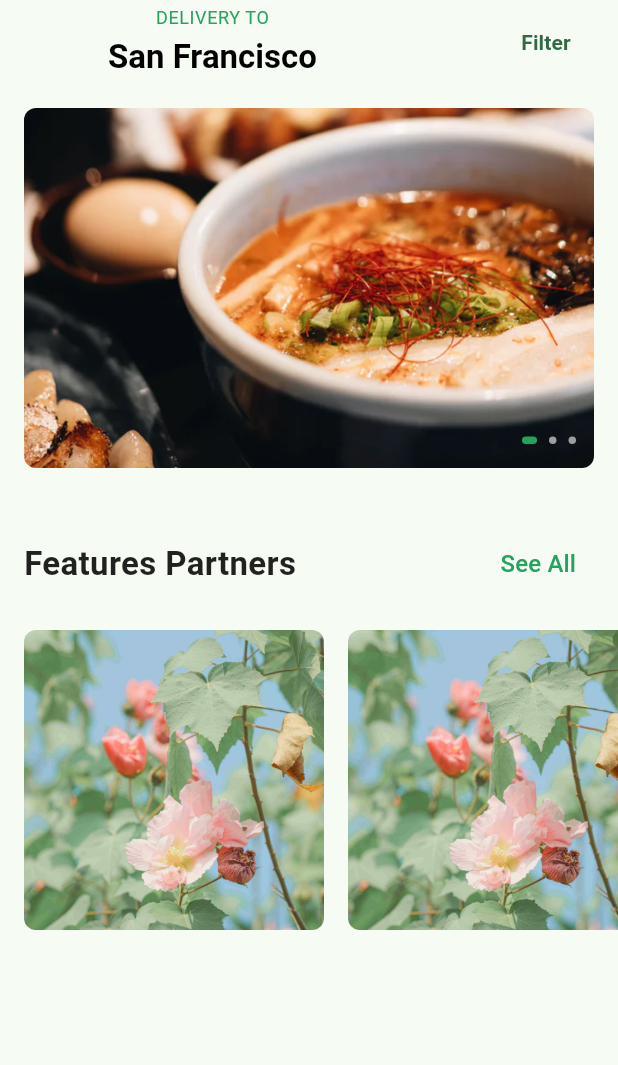
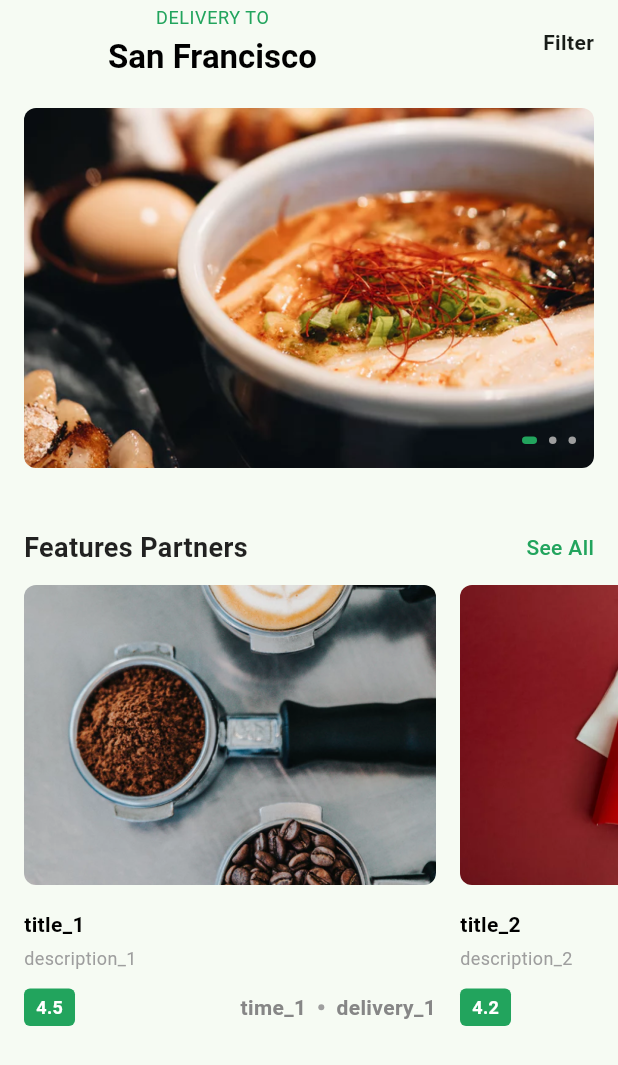
Before and after one commit to tuyen1204/Ziichat_INTERN, a Flutter app: the screen it shows after launch, on a phone screen of 412 x 824 dp. Shown: the top 1065 px of the screen. Run offline on Flutter 3.47's test engine with Material 3 defaults, Android fonts, the phone set to English and light mode, and no system bars; our stand-ins replace flutter_svg.

Commit message:
feat: refactor ItemCard

```diff
--- a/Flutter/foodly_ui_intern/lib/components/title_section.dart
+++ b/Flutter/foodly_ui_intern/lib/components/title_section.dart
@@ -25,16 +25,16 @@ class TitleSection extends StatelessWidget {
               Text(
                 title,
                 style: TextStyle(
-                    fontSize: 22,
+                    fontSize: 18,
                     fontWeight: FontWeight.w700,
                     color: Colors.black87),
               ),
-              TextButton(
-                onPressed: () {},
+              GestureDetector(
+                onTap: onPressAction,
                 child: Text(
                   actionTitle,
                   style: TextStyle(
-                      fontSize: 16,
+                      fontSize: 14,
                       color: primaryColor,
                       fontWeight: FontWeight.w500),
                 ),
--- a/Flutter/foodly_ui_intern/lib/screens/home/home_screen.dart
+++ b/Flutter/foodly_ui_intern/lib/screens/home/home_screen.dart
@@ -2,6 +2,24 @@ import 'package:flutter/material.dart';
 import 'package:foodly_ui_intern/components/dot_navigation.dart';
 import 'package:foodly_ui_intern/components/title_section.dart';
 import 'package:foodly_ui_intern/constants.dart';
+
+class ItemCard {
+  final String url;
+  final String title;
+  final String description;
+  final String time;
+  final String delivery;
+  final double rating;
+
+  ItemCard({
+    required this.url,
+    required this.title,
+    required this.description,
+    required this.time,
+    required this.delivery,
+    required this.rating,
+  });
+}
 
 class HomeScreen extends StatefulWidget {
   const HomeScreen({super.key});
@@ -36,8 +54,8 @@ class _HomeScreenState extends State<HomeScreen> {
           Padding(
             padding:
                 const EdgeInsets.only(top: 8, left: 8, right: 16, bottom: 8),
-            child: TextButton(
-                onPressed: () {},
+            child: GestureDetector(
+                onTap: () {},
                 child: Text(
                   "Filter",
                   style: TextStyle(fontWeight: FontWeight.w600),
@@ -59,11 +77,8 @@ class _HomeScreenState extends State<HomeScreen> {
                     height: 240,
                     child: PageView.builder(
                       itemCount: dataBigCard.length,
-                      itemBuilder: (context, index) => Center(
-                        child: BigCard(
-                          image: dataBigCard[index],
-                        ),
-                      ),
+                      itemBuilder: (context, index) =>
+                          _buildBigCard(image: dataBigCard[index]),
                       onPageChanged: (value) => setState(() {
                         currentPage = value;
                       }),
@@ -87,7 +102,7 @@ class _HomeScreenState extends State<HomeScreen> {
             ),
             SizedBox(height: spacingSection),
             Column(
-              spacing: 20,
+              spacing: 12,
               children: [
                 TitleSection(
                   title: "Features Partners",
@@ -95,26 +110,15 @@ class _HomeScreenState extends State<HomeScreen> {
                   onPressAction: () {},
                 ),
                 SizedBox(
-                  height: 260,
+                  width: double.infinity,
+                  height: 360,
                   child: ListView.builder(
                     scrollDirection: Axis.horizontal,
-                    itemCount: 5,
-                    itemBuilder: (context, index) => Padding(
-                      padding: const EdgeInsets.only(left: defaultPadding),
-                      child: Column(
-                        children: [
-                          ClipRRect(
-                            borderRadius: BorderRadius.circular(8.0),
-                            child: Image.asset(
-                              'assets/images/image-1.jpg',
-                              height: 200,
-                              width: 200,
-                              fit: BoxFit.cover,
-                            ),
-                          ),
-                        ],
-                      ),
-                    ),
+                    itemCount: dataMediumCard.length,
+                    itemBuilder: (context, index) => _buildMediumCard(
+                        index: index,
+                        itemCard: dataMediumCard[index],
+                        length: dataMediumCard.length),
                   ),
                 ),
               ],
@@ -124,18 +128,101 @@ class _HomeScreenState extends State<HomeScreen> {
       )),
     );
   }
-}
 
-class BigCard extends StatelessWidget {
-  const BigCard({
-    super.key,
-    required this.image,
-  });
+  Padding _buildMediumCard(
+      {required int index, required ItemCard itemCard, required int length}) {
+    return Padding(
+      padding: EdgeInsets.only(
+        left: defaultPadding,
+        right: (length - 1) == index ? defaultPadding : 0,
+      ),
+      child: ConstrainedBox(
+        constraints:
+            BoxConstraints(maxWidth: MediaQuery.of(context).size.width / 1.5),
+        child: Column(
+          crossAxisAlignment: CrossAxisAlignment.start,
+          children: [
+            ClipRRect(
+              borderRadius: BorderRadius.circular(8.0),
+              child: Image.asset(
+                itemCard.url,
+                height: 200,
+                width: double.infinity,
+                fit: BoxFit.cover,
+              ),
+            ),
+            SizedBox(height: 16),
+            Text(
+              itemCard.title,
+              maxLines: 1,
+              overflow: TextOverflow.ellipsis,
+              style: TextStyle(
+                  fontSize: 14,
+                  fontWeight: FontWeight.w600,
+                  color: Colors.black),
+            ),
+            SizedBox(height: 4),
+            Text(
+              itemCard.description,
+              maxLines: 1,
+              overflow: TextOverflow.ellipsis,
+              style: TextStyle(
+                color: Colors.grey,
+                fontWeight: FontWeight.w400,
+                fontSize: 12,
+              ),
+            ),
+            SizedBox(height: 12),
+            Row(
+              spacing: 12,
+              mainAxisAlignment: MainAxisAlignment.spaceBetween,
+              children: [
+                Container(
+                  padding: const EdgeInsetsDirectional.symmetric(
+                      horizontal: 8, vertical: 4),
+                  decoration: BoxDecoration(
+                      color: primaryColor,
+                      borderRadius: BorderRadius.circular(4)),
+                  child: Text(
+                    itemCard.rating.toString(),
+                    style: TextStyle(
+                        color: Colors.white,
+                        fontSize: 12,
+                        fontWeight: FontWeight.w600),
+                  ),
+                ),
+                Row(
+                  spacing: 8,
+                  children: [
+                    Text(
+                      itemCard.time,
+                      style:
+                          TextStyle(fontSize: 14, fontWeight: FontWeight.w700),
+                    ),
+                    Container(
+                      height: 4,
+                      width: 4,
+                      decoration: BoxDecoration(
+                        color: Colors.grey,
+                        shape: BoxShape.circle,
+                      ),
+                    ),
+                    Text(
+                      itemCard.delivery,
+                      style:
+                          TextStyle(fontSize: 14, fontWeight: FontWeight.w700),
+                    ),
+                  ],
+                )
+              ],
+            )
+          ],
+        ),
+      ),
+    );
+  }
 
-  final String image;
-
-  @override
-  Widget build(BuildContext context) {
+  Container _buildBigCard({required String image}) {
     return Container(
       padding: const EdgeInsets.symmetric(horizontal: 0),
       child: ClipRRect(
@@ -154,3 +241,38 @@ List<String> dataBigCard = [
   "assets/images/big_2.png",
   "assets/images/big_3.png",
 ];
+
+List<ItemCard> dataMediumCard = [
+  ItemCard(
+    url: "assets/images/medium_1.png",
+    title: "title_1",
+    description: "description_1",
+    time: "time_1",
+    delivery: "delivery_1",
+    rating: 4.5,
+  ),
+  ItemCard(
+    url: "assets/images/medium_2.png",
+    title: "title_2",
+    description: "description_2",
+    time: "time_2",
+    delivery: "delivery_2",
+    rating: 4.2,
+  ),
+  ItemCard(
+    url: "assets/images/medium_3.png",
+    title: "title_3",
+    description: "description_3",
+    time: "time_3",
+    delivery: "delivery_3",
+    rating: 4.8,
+  ),
+  ItemCard(
+    url: "assets/images/medium_4.png",
+    title: "title_4",
+    description: "description_4",
+    time: "time_4",
+    delivery: "delivery_4",
+    rating: 4.8,
+  ),
+];
```
